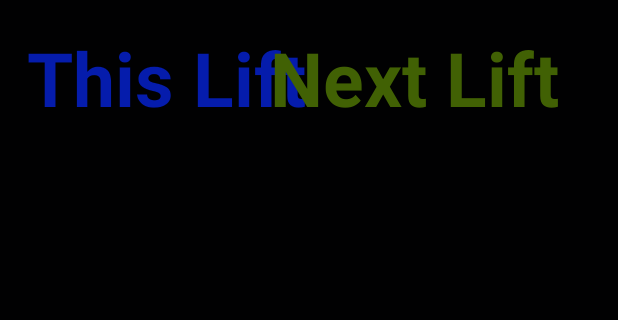
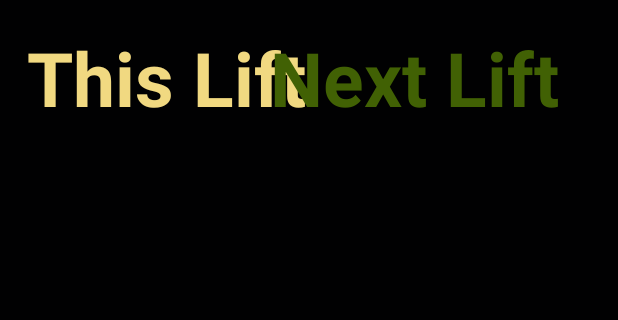
Before and after one commit to sagreine/homeGymTv, an Android app: the layout activity_media_viewer.xml on its own in the app's theme, with its tools: preview values and no code run, on a phone screen of 412 x 824 dp, the part 84-404 px from its top. Run offline under Robolectric (Android 15) with nearby library versions, the phone set to English and light mode, and no system bars.

Commit message:
minor visual adjustments

```diff
--- a/app/src/main/res/layout/activity_media_viewer.xml
+++ b/app/src/main/res/layout/activity_media_viewer.xml
@@ -114,7 +114,7 @@
         android:ellipsize="end"
         android:maxLines="1"
         android:text="This Lift"
-        android:textColor="#051CAC"
+        android:textColor="#F1D981"
         android:textSize="50sp"
         android:textStyle="bold" />
 
@@ -124,7 +124,7 @@
             android:layout_height="wrap_content"
             android:layout_below="@+id/meta_this_lift"
             android:layout_marginStart="18dp"
-            android:layout_marginTop="18dp"
+            android:layout_marginTop="12dp"
             android:layout_marginEnd="13dp"
             android:ellipsize="end"
             android:maxLines="1"
@@ -140,7 +140,7 @@
         android:layout_below="@+id/media_title"
         android:layout_marginStart="24dp"
         android:layout_marginTop="2dp"
-        android:layout_marginEnd="70dp"
+        android:layout_marginEnd="8dp"
         android:ellipsize="end"
         android:lines="2"
         android:text="@string/empty"
@@ -156,7 +156,7 @@
         android:layout_height="wrap_content"
         android:layout_below="@id/media_weight_x_reps"
         android:layout_marginStart="24dp"
-        android:layout_marginTop="4dp"
+        android:layout_marginTop="0dp"
         android:layout_marginEnd="35dp"
         android:layout_marginBottom="2dp"
         android:ellipsize="end"
@@ -217,7 +217,7 @@
             android:layout_below="@+id/meta_next_lift"
             android:layout_alignParentEnd="true"
             android:layout_marginStart="18dp"
-            android:layout_marginTop="18dp"
+            android:layout_marginTop="12dp"
             android:layout_marginEnd="13dp"
             android:ellipsize="end"
             android:maxLines="1"
@@ -234,7 +234,7 @@
         android:layout_alignParentEnd="true"
         android:layout_marginStart="24dp"
         android:layout_marginTop="2dp"
-        android:layout_marginEnd="70dp"
+        android:layout_marginEnd="8dp"
         android:ellipsize="end"
         android:lines="2"
         android:text="@string/empty"
@@ -250,7 +250,7 @@
         android:layout_below="@id/next_lift_weight_x_reps"
         android:layout_alignParentEnd="true"
         android:layout_marginStart="24dp"
-        android:layout_marginTop="4dp"
+        android:layout_marginTop="0dp"
         android:layout_marginEnd="35dp"
         android:layout_marginBottom="2dp"
         android:ellipsize="end"
```
